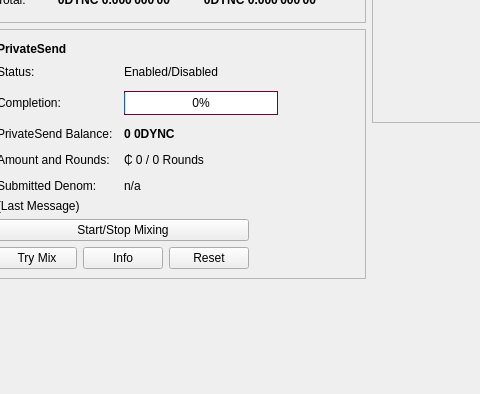
This is src/qt/forms/overviewpage.ui in Zero-Dynamics/cash-core as Qt 5 draws it before an edit; both pictures show x 162 to 642 and y 169 to 563 of the 1062 by 563 pixel window. The edited form follows.
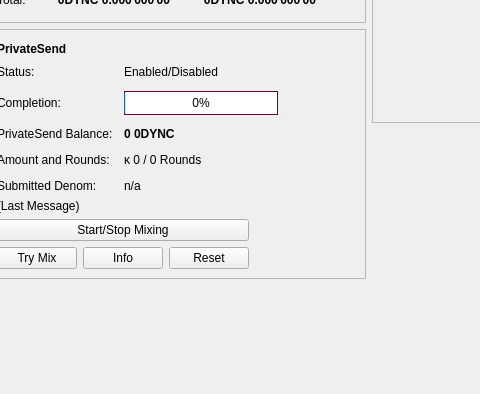
This is the edited form. Icons and pictures are not drawn.

Commit message: Change currency symbol cedi for kappa

Patch:
```diff
--- a/src/qt/forms/overviewpage.ui
+++ b/src/qt/forms/overviewpage.ui
@@ -584,7 +584,7 @@
               <item row="3" column="1">
                <widget class="QLabel" name="labelAmountRounds">
                 <property name="text">
-                 <string>₵ 0 / 0 Rounds</string>
+                 <string>κ 0 / 0 Rounds</string>
                 </property>
                 <property name="font">
                     <font>
```
The commit also changes 1 other file.
